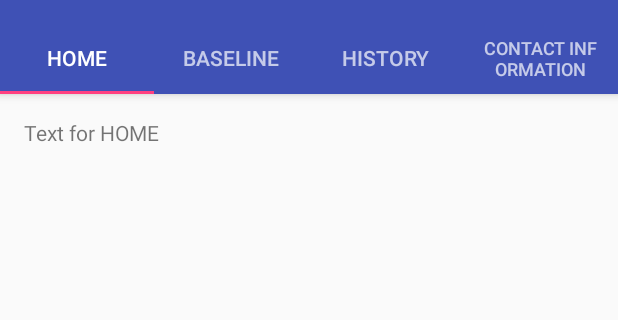
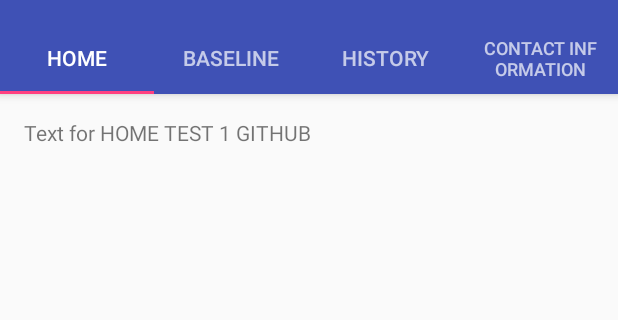
Before and after one commit to liyy3/capstone, an Android app: the screen it shows after launch (MainActivity), on a phone screen of 412 x 824 dp, the part 74-394 px from its top. Run offline under Robolectric (Android 15) with nearby library versions, the phone set to English and light mode, and no system bars.

Commit message:
Commit attempt Jan 05, 2017

```diff
--- a/app/src/main/res/layout/tab1contents.xml
+++ b/app/src/main/res/layout/tab1contents.xml
@@ -12,6 +12,6 @@
         android:id="@+id/section_label"
         android:layout_width="wrap_content"
         android:layout_height="wrap_content"
-        android:text="Text for HOME"/>
+        android:text="Text for HOME TEST 1 GITHUB"/>
 
 </RelativeLayout>
```
